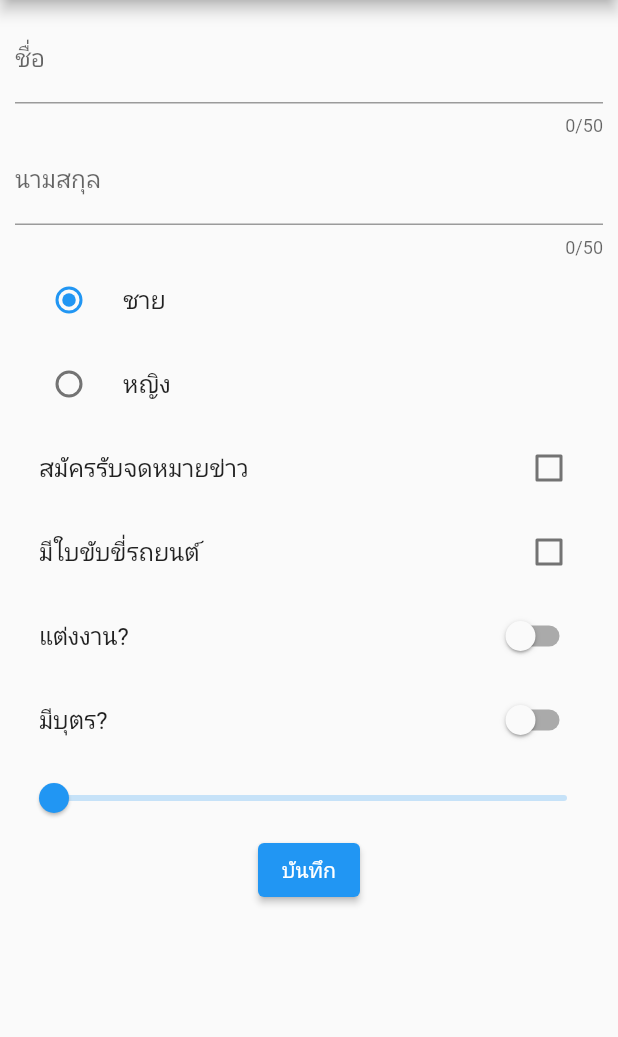
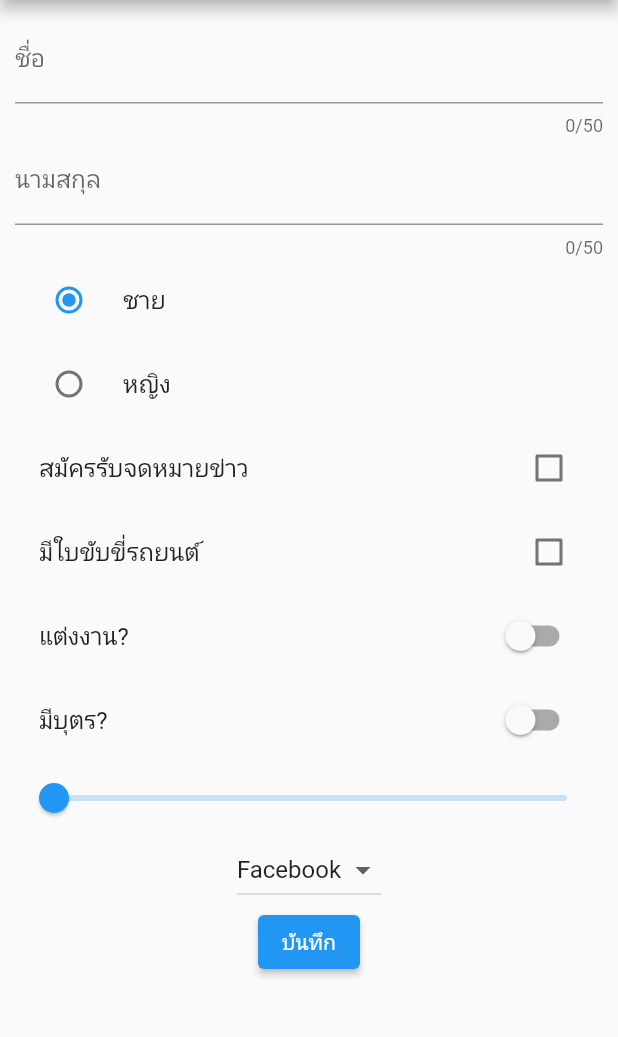
Before and after one commit to chon26909/Flutter-Form-Input, a Flutter app: the screen it shows after launch, on a phone screen of 412 x 824 dp, the part 84-1121 px from its top. Run offline on Flutter 3.47's test engine with Material 2 defaults, Android fonts, the phone set to English and light mode, and no system bars.

Commit message:
dropdown complete

```diff
--- a/lib/main.dart
+++ b/lib/main.dart
@@ -13,7 +13,7 @@ class MainApp extends StatelessWidget {
     // ignore: prefer_const_constructors
     return MaterialApp(
       title: "ลงทะเบียน",
-      home: HomeScreen(),
+      home: const HomeScreen(),
     );
   }
 }
--- a/lib/screens/home_screen.dart
+++ b/lib/screens/home_screen.dart
@@ -16,6 +16,10 @@ class _HomeScreenState extends State<HomeScreen> {
   var married = false;
   var child = false;
   var age = 0.0;
+  var channels = ['Facebook', 'Twitter', 'Instagram', 'Line']
+      .map((e) => DropdownMenuItem(value: e, child: Text(e)))
+      .toList();
+  var channel = 'Facebook';
 
   @override
   Widget build(BuildContext context) {
@@ -31,6 +35,7 @@ class _HomeScreenState extends State<HomeScreen> {
               buildCheckbox(),
               buildSwitch(),
               buildSlider(),
+              buildDropdown(),
               ElevatedButton(
                 onPressed: () {
                   print(
@@ -51,6 +56,12 @@ class _HomeScreenState extends State<HomeScreen> {
       ),
     );
   }
+
+  Widget buildDropdown() => DropdownButton(
+        value: channel,
+        items: channels,
+        onChanged: (value) => setState(() => channel = value.toString()),
+      );
 
   Widget buildSlider() => Slider(
         value: age,
```
